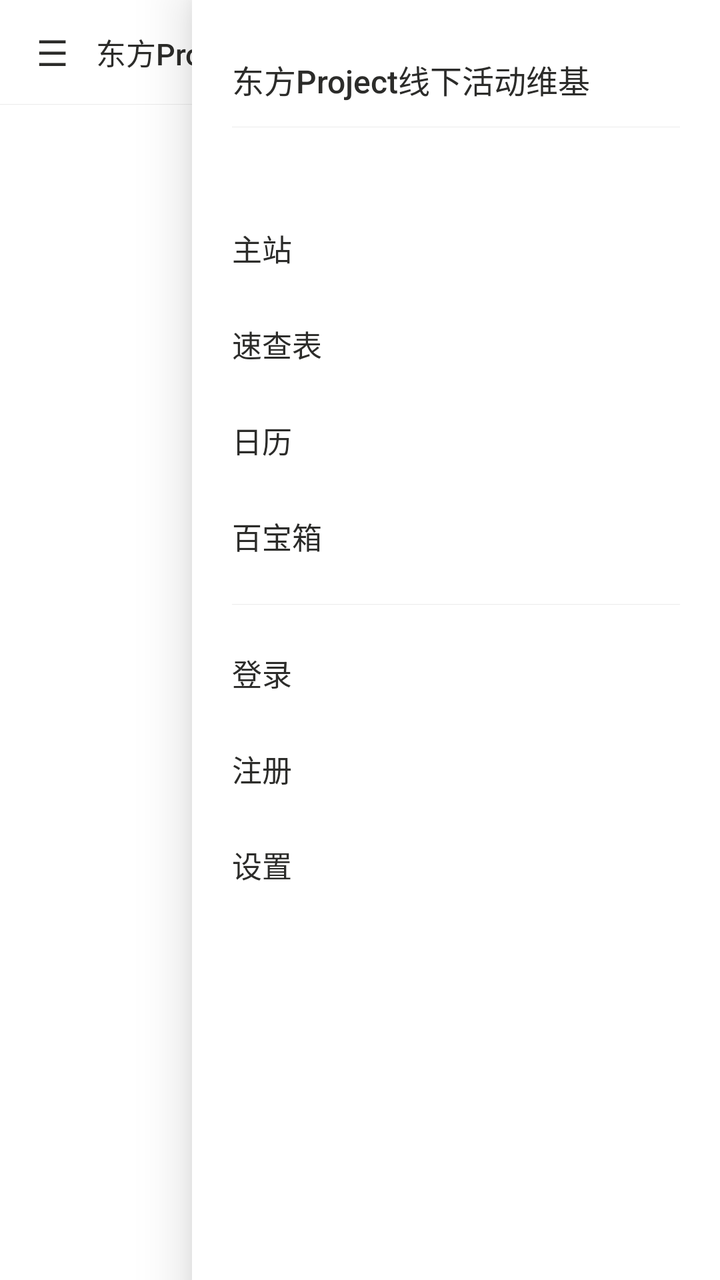
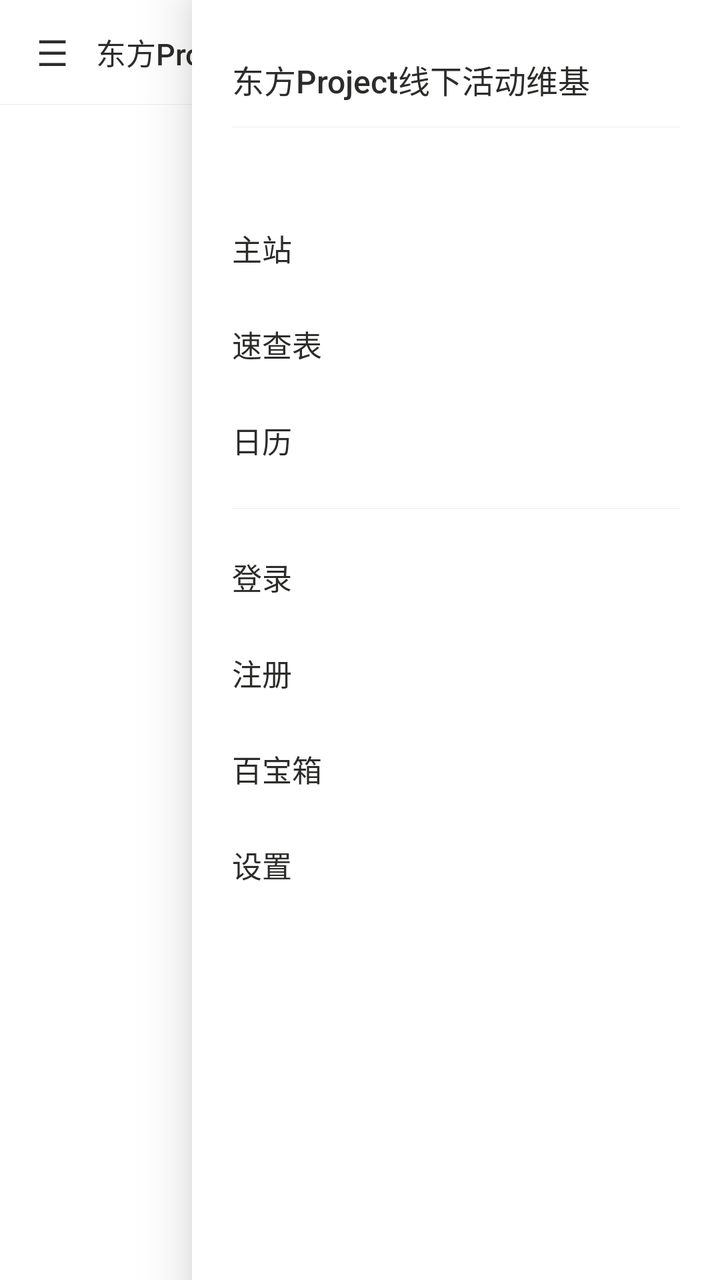

The first picture is an Android layout as it rendered before a commit; the second is the same layout after the commit. The layout source and the unified diff follow.
<!-- AndroidManifest.xml: application theme AppTheme -->
<!-- res/layout/activity_main.xml -->
<?xml version="1.0" encoding="utf-8"?>
<FrameLayout xmlns:android="http://schemas.android.com/apk/res/android"
    android:layout_width="match_parent"
    android:layout_height="match_parent"
    android:background="@color/page_bg">

    <LinearLayout
        android:layout_width="match_parent"
        android:layout_height="match_parent"
        android:orientation="vertical">

        <LinearLayout
            android:layout_width="match_parent"
            android:layout_height="52dp"
            android:background="@color/tabbar_bg"
            android:gravity="center_vertical"
            android:orientation="horizontal"
            android:paddingStart="4dp"
            android:paddingEnd="8dp">

            <TextView
                android:id="@+id/menuButton"
                android:layout_width="44dp"
                android:layout_height="match_parent"
                android:background="?android:attr/selectableItemBackground"
                android:contentDescription="@string/menu"
                android:gravity="center"
                android:text="☰"
                android:textColor="@color/text_primary"
                android:textSize="18sp" />

            <TextView
                android:id="@+id/headerTitle"
                android:layout_width="0dp"
                android:layout_height="wrap_content"
                android:layout_weight="1"
                android:ellipsize="end"
                android:fontFamily="sans-serif-medium"
                android:maxLines="1"
                android:text="@string/app_name"
                android:textColor="@color/text_primary"
                android:textSize="15sp" />

            <TextView
                android:id="@+id/refresh"
                android:layout_width="wrap_content"
                android:layout_height="wrap_content"
                android:background="?android:attr/selectableItemBackground"
                android:paddingStart="12dp"
                android:paddingTop="8dp"
                android:paddingEnd="12dp"
                android:paddingBottom="8dp"
                android:text="@string/refresh"
                android:textColor="@color/accent"
                android:textSize="13sp" />
        </LinearLayout>

        <View
            android:layout_width="match_parent"
            android:layout_height="1px"
            android:background="@color/divider" />

        <TextView
            android:id="@+id/offlineBanner"
            android:layout_width="match_parent"
            android:layout_height="wrap_content"
            android:background="@color/banner_bg"
            android:paddingStart="16dp"
            android:paddingTop="8dp"
            android:paddingEnd="16dp"
            android:paddingBottom="8dp"
            android:textColor="@color/banner_text"
            android:textSize="12sp"
            android:visibility="gone" />

        <FrameLayout
            android:id="@+id/content"
            android:layout_width="match_parent"
            android:layout_height="0dp"
            android:layout_weight="1" />
    </LinearLayout>

    <View
        android:id="@+id/scrim"
        android:layout_width="match_parent"
        android:layout_height="match_parent"
        android:background="@color/scrim"
        android:visibility="gone" />

    <LinearLayout
        android:id="@+id/drawer"
        android:layout_width="@dimen/drawer_width"
        android:layout_height="match_parent"
        android:layout_gravity="end"
        android:background="@color/tabbar_bg"
        android:elevation="16dp"
        android:orientation="vertical"
        android:paddingBottom="16dp">

        <TextView
            android:layout_width="match_parent"
            android:layout_height="wrap_content"
            android:fontFamily="sans-serif-medium"
            android:paddingStart="20dp"
            android:paddingTop="28dp"
            android:paddingEnd="20dp"
            android:paddingBottom="12dp"
            android:text="@string/app_name"
            android:textColor="@color/text_primary"
            android:textSize="16sp" />

        <View
            android:layout_width="match_parent"
            android:layout_height="1px"
            android:layout_marginStart="20dp"
            android:layout_marginEnd="20dp"
            android:layout_marginBottom="8dp"
            android:background="@color/divider" />

        <TextView
            android:id="@+id/accountLabel"
            android:layout_width="match_parent"
            android:layout_height="wrap_content"
            android:paddingStart="20dp"
            android:paddingTop="4dp"
            android:paddingEnd="20dp"
            android:paddingBottom="8dp"
            android:textColor="@color/text_secondary"
            android:textSize="12sp" />

        <ScrollView
            android:layout_width="match_parent"
            android:layout_height="0dp"
            android:layout_weight="1"
            android:scrollbars="none">

            <LinearLayout
                android:layout_width="match_parent"
                android:layout_height="wrap_content"
                android:orientation="vertical">

                <LinearLayout
                    android:id="@+id/navBuiltIn"
                    android:layout_width="match_parent"
                    android:layout_height="wrap_content"
                    android:orientation="vertical">

                    <TextView
                        android:id="@+id/navWeb"
                        style="@style/NavItem"
                        android:text="@string/nav_web" />

                    <TextView
                        android:id="@+id/navList"
                        style="@style/NavItem"
                        android:text="@string/tab_list" />

                    <TextView
                        android:id="@+id/navCalendar"
                        style="@style/NavItem"
                        android:text="@string/tab_calendar" />

                    <TextView
                        android:id="@+id/navToolbox"
                        style="@style/NavItem"
                        android:text="@string/nav_toolbox" />
                </LinearLayout>

                <LinearLayout
                    android:id="@+id/navDynamic"
                    android:layout_width="match_parent"
                    android:layout_height="wrap_content"
                    android:orientation="vertical" />

                <View
                    android:layout_width="match_parent"
                    android:layout_height="1px"
                    android:layout_marginStart="20dp"
                    android:layout_marginTop="10dp"
                    android:layout_marginEnd="20dp"
                    android:layout_marginBottom="10dp"
                    android:background="@color/divider" />

                <TextView
                    android:id="@+id/navLogin"
                    style="@style/NavItem"
                    android:text="@string/nav_login" />

                <TextView
                    android:id="@+id/navRegister"
                    style="@style/NavItem"
                    android:text="@string/nav_register" />

                <TextView
                    android:id="@+id/navLogout"
                    style="@style/NavItem"
                    android:text="@string/auth_logout"
                    android:visibility="gone" />

                <TextView
                    android:id="@+id/navSettings"
                    style="@style/NavItem"
                    android:text="@string/nav_settings" />
            </LinearLayout>
        </ScrollView>

        <TextView
            android:id="@+id/navVersion"
            android:layout_width="match_parent"
            android:layout_height="wrap_content"
            android:paddingStart="20dp"
            android:paddingTop="10dp"
            android:paddingEnd="20dp"
            android:textColor="@color/text_tertiary"
            android:textSize="12sp" />
    </LinearLayout>

</FrameLayout>
<!-- resources referenced by this layout -->
<resources>
  <color name="accent">#D4537E</color>
  <color name="banner_bg">#FFF4E5</color>
  <color name="banner_text">#854F0B</color>
  <color name="divider">#14000000</color>
  <color name="page_bg">#FFFFFFFF</color>
  <color name="scrim">#66000000</color>
  <color name="tabbar_bg">#FFFFFFFF</color>
  <color name="text_primary">#2C2C2A</color>
  <color name="text_secondary">#888780</color>
  <color name="text_tertiary">#B4B2A9</color>
  <dimen name="drawer_width">264dp</dimen>
  <string name="app_name">东方Project线下活动维基</string>
  <string name="auth_logout">退出登录</string>
  <string name="menu">菜单</string>
  <string name="nav_login">登录</string>
  <string name="nav_register">注册</string>
  <string name="nav_settings">设置</string>
  <string name="nav_toolbox">百宝箱</string>
  <string name="nav_web">主站</string>
  <string name="refresh">刷新</string>
  <string name="tab_calendar">日历</string>
  <string name="tab_list">速查表</string>
  <style name="NavItem">
          <item name="android:layout_width">match_parent</item>
          <item name="android:layout_height">@dimen/nav_item_height</item>
          <item name="android:gravity">center_vertical</item>
          <item name="android:paddingStart">20dp</item>
          <item name="android:paddingEnd">20dp</item>
          <item name="android:textSize">15sp</item>
          <item name="android:textColor">@color/text_primary</item>
          <item name="android:background">?android:attr/selectableItemBackground</item>
      </style>
  <style name="AppTheme" parent="@android:style/Theme.DeviceDefault.Light.NoActionBar">
          <item name="android:windowBackground">@color/page_bg</item>
          <item name="android:statusBarColor">@color/tabbar_bg</item>
          <item name="android:navigationBarColor">@color/tabbar_bg</item>
          <item name="android:windowLightStatusBar">true</item>
          
          <item name="android:alertDialogTheme">@style/AppDialogTheme</item>
      </style>
  <dimen name="nav_item_height">48dp</dimen>
  <style name="AppDialogTheme" parent="@android:style/Theme.DeviceDefault.Light.Dialog.Alert">
          <item name="android:colorBackgroundFloating">@color/page_bg</item>
          <item name="android:colorBackground">@color/page_bg</item>
      </style>
</resources>

<!-- the commit's change to res/layout/activity_main.xml (unified diff, before → after) -->
@@ -159,11 +159,6 @@
                         android:id="@+id/navCalendar"
                         style="@style/NavItem"
                         android:text="@string/tab_calendar" />
-
-                    <TextView
-                        android:id="@+id/navToolbox"
-                        style="@style/NavItem"
-                        android:text="@string/nav_toolbox" />
                 </LinearLayout>
 
                 <LinearLayout
@@ -198,6 +193,11 @@
                     android:visibility="gone" />
 
                 <TextView
+                    android:id="@+id/navToolbox"
+                    style="@style/NavItem"
+                    android:text="@string/nav_toolbox" />
+
+                <TextView
                     android:id="@+id/navSettings"
                     style="@style/NavItem"
                     android:text="@string/nav_settings" />
